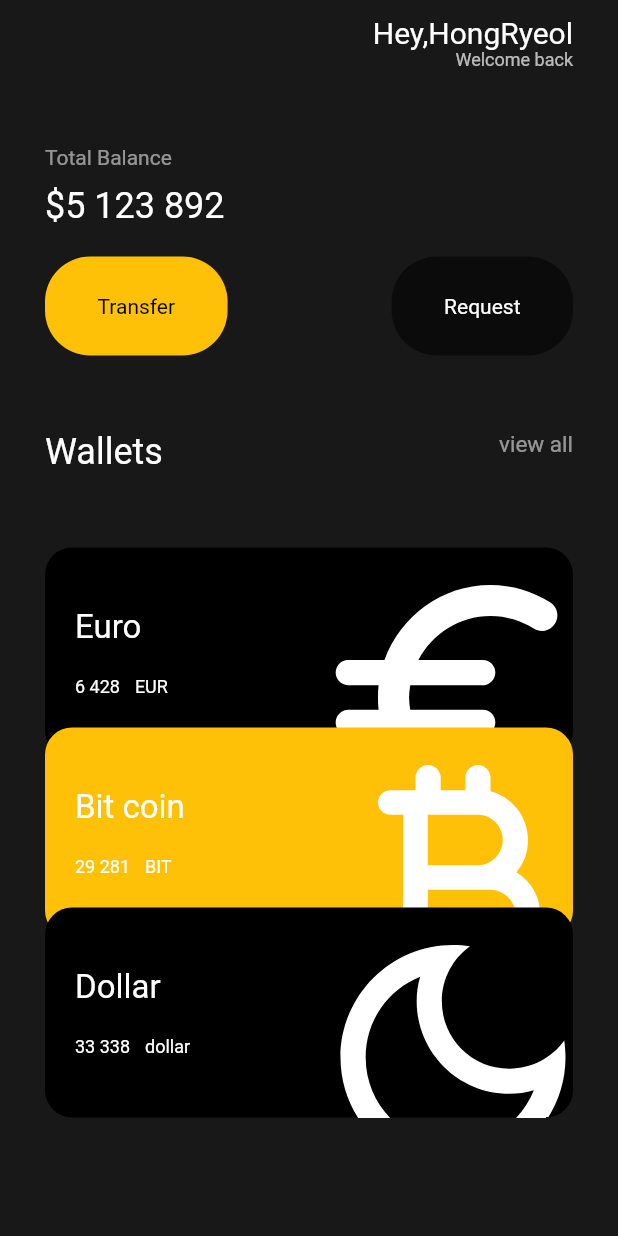
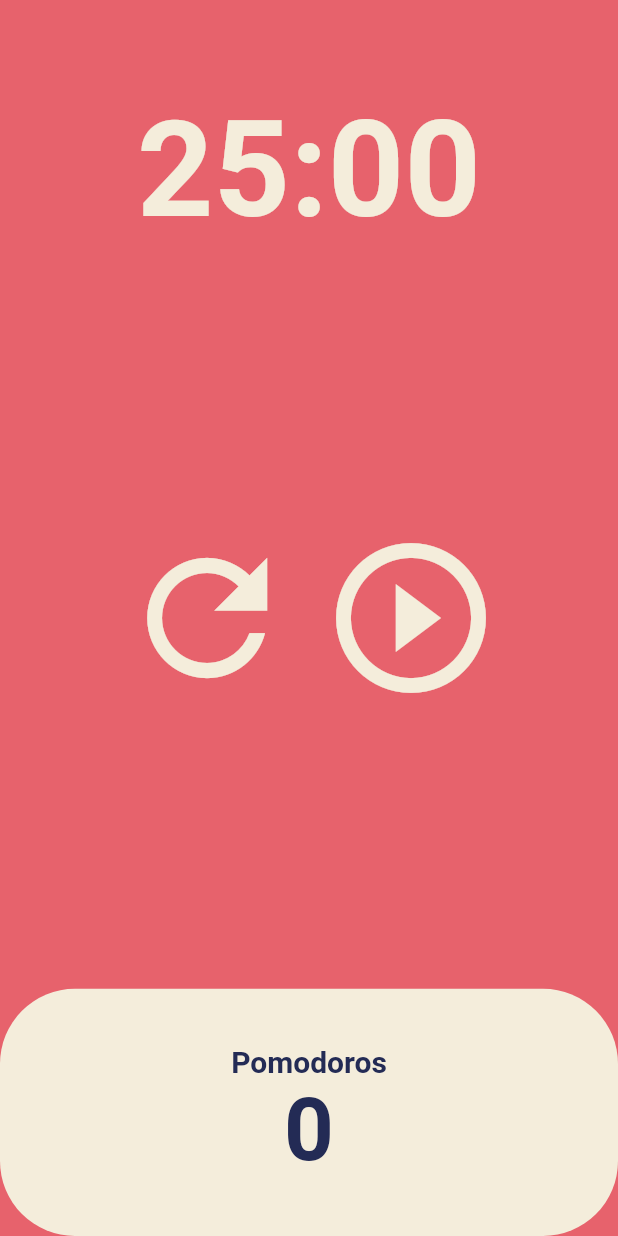
Before and after one commit to shy1008/toonflix, a Flutter app: the screen it shows after launch, on a phone screen of 412 x 824 dp. Run offline on Flutter 3.47's test engine with Material 2 defaults, Android fonts, the phone set to English and light mode, and no system bars.

Commit message:
POMODORO Code Challenge

```diff
--- a/lib/main.dart
+++ b/lib/main.dart
@@ -1,9 +1,10 @@
 import 'package:flutter/material.dart';
+import 'package:toonflix/pomodoro/pomodoroApp.dart';
 import 'package:toonflix/widget/button.dart';
 import 'package:toonflix/widget/card.dart';
 
 void main() {
-  runApp(MyApp());
+  runApp(PomodoroApp());
 }
 
 class MyApp extends StatelessWidget {
--- /dev/null
+++ b/lib/pomodoro/pomodoroApp.dart
@@ -0,0 +1,21 @@
+import 'package:flutter/material.dart';
+import 'package:toonflix/screens/home_screen.dart';
+
+class PomodoroApp extends StatelessWidget {
+  @override
+  Widget build(BuildContext context) {
+    return MaterialApp(
+      debugShowCheckedModeBanner: false,
+      theme: ThemeData(
+        backgroundColor: const Color(0xFFE7626C),
+        textTheme: const TextTheme(
+          headline1: TextStyle(
+            color: Color(0xFF232B55),
+          ),
+        ),
+        cardColor: const Color(0xFFF4EDDB),
+      ),
+      home: HomeScreen()
+    );
+  }
+}
--- /dev/null
+++ b/lib/screens/home_screen.dart
@@ -0,0 +1,134 @@
+import 'dart:async';
+
+import 'package:flutter/material.dart';
+import 'package:toonflix/widget/played_button.dart';
+import 'package:toonflix/widget/paused_button.dart';
+
+class HomeScreen extends StatefulWidget {
+  const HomeScreen({super.key});
+
+  @override
+  State<HomeScreen> createState() => _HomeScreenState();
+}
+
+class _HomeScreenState extends State<HomeScreen> {
+  static const twentyFiveMinutes = 1500;
+  int totalSeconds = twentyFiveMinutes;
+  bool isRunning = false;
+  int totalPomodoros = 0;
+  late Timer timer;
+
+  void onTick(Timer timer) {
+    if (totalSeconds == 0) {
+      setState(() {
+        totalPomodoros = totalPomodoros + 1;
+        isRunning = false;
+        totalSeconds = twentyFiveMinutes;
+      });
+      timer.cancel();
+    } else {
+      setState(() {
+        totalSeconds = totalSeconds - 1;
+      });
+    }
+  }
+
+  void onStartPressed() {
+    timer = Timer.periodic(
+      const Duration(seconds: 1),
+      onTick,
+    );
+    setState(() {
+      isRunning = true;
+    });
+  }
+
+  void onPausePressed() {
+    timer.cancel();
+    setState(() {
+      isRunning = false;
+    });
+  }
+
+  void onRefreshed() {
+    timer.cancel();
+    setState(() {
+      isRunning = false;
+      totalSeconds = twentyFiveMinutes;
+    });
+  }
+
+  String format(int seconds) {
+    var duration = Duration(seconds: seconds);
+    return duration.toString().split(".").first.substring(2, 7);
+  }
+
+  @override
+  Widget build(BuildContext context) {
+    return Scaffold(
+      backgroundColor: Theme.of(context).backgroundColor,
+      body: Column(
+        children: [
+          Flexible(
+            flex: 1,
+            child: Container(
+              alignment: Alignment.bottomCenter,
+              child: Text(
+                format(totalSeconds),
+                style: TextStyle(
+                  color: Theme.of(context).cardColor,
+                  fontSize: 89,
+                  fontWeight: FontWeight.w600,
+                ),
+              ),
+            ),
+          ),
+          Flexible(
+            flex: 3,
+            child: Center(
+                child: isRunning
+                    ? PausedButton(callback: onPausePressed)
+                    : PlayedButton(refreshCallback: onRefreshed, pauseCallback: onStartPressed),
+            )
+          ),
+          Flexible(
+            flex: 1,
+            child: Row(
+              children: [
+                Expanded(
+                  child: Container(
+                    decoration: BoxDecoration(
+                      color: Theme.of(context).cardColor,
+                      borderRadius: BorderRadius.circular(50),
+                    ),
+                    child: Column(
+                      mainAxisAlignment: MainAxisAlignment.center,
+                      children: [
+                        Text(
+                          'Pomodoros',
+                          style: TextStyle(
+                            fontSize: 20,
+                            fontWeight: FontWeight.w600,
+                            color: Theme.of(context).textTheme.headline1!.color,
+                          ),
+                        ),
+                        Text(
+                          '$totalPomodoros',
+                          style: TextStyle(
+                            fontSize: 58,
+                            fontWeight: FontWeight.w600,
+                            color: Theme.of(context).textTheme.headline1!.color,
+                          ),
+                        ),
+                      ],
+                    ),
+                  ),
+                ),
+              ],
+            ),
+          )
+        ],
+      ),
+    );
+  }
+}
--- /dev/null
+++ b/lib/widget/played_button.dart
@@ -0,0 +1,32 @@
+import 'package:flutter/material.dart';
+
+class PlayedButton extends StatelessWidget {
+  final VoidCallback refreshCallback;
+  final VoidCallback pauseCallback;
+
+  const PlayedButton({super.key, required this.refreshCallback, required this.pauseCallback});
+
+
+
+
+  @override
+  Widget build(BuildContext context) {
+    return Row(
+      mainAxisAlignment: MainAxisAlignment.center,
+      children: [
+        IconButton(
+          iconSize: 120,
+          color: Theme.of(context).cardColor,
+          onPressed: refreshCallback,
+          icon: Icon(Icons.refresh_outlined),
+        ),
+        IconButton(
+          iconSize: 120,
+          color: Theme.of(context).cardColor,
+          onPressed: pauseCallback,
+          icon: Icon(Icons.play_circle_outline),
+        ),
+      ],
+    );
+  }
+}
```
Also changed, not shown: lib/widget/paused_button.dart (added, +17 -0 lines).
